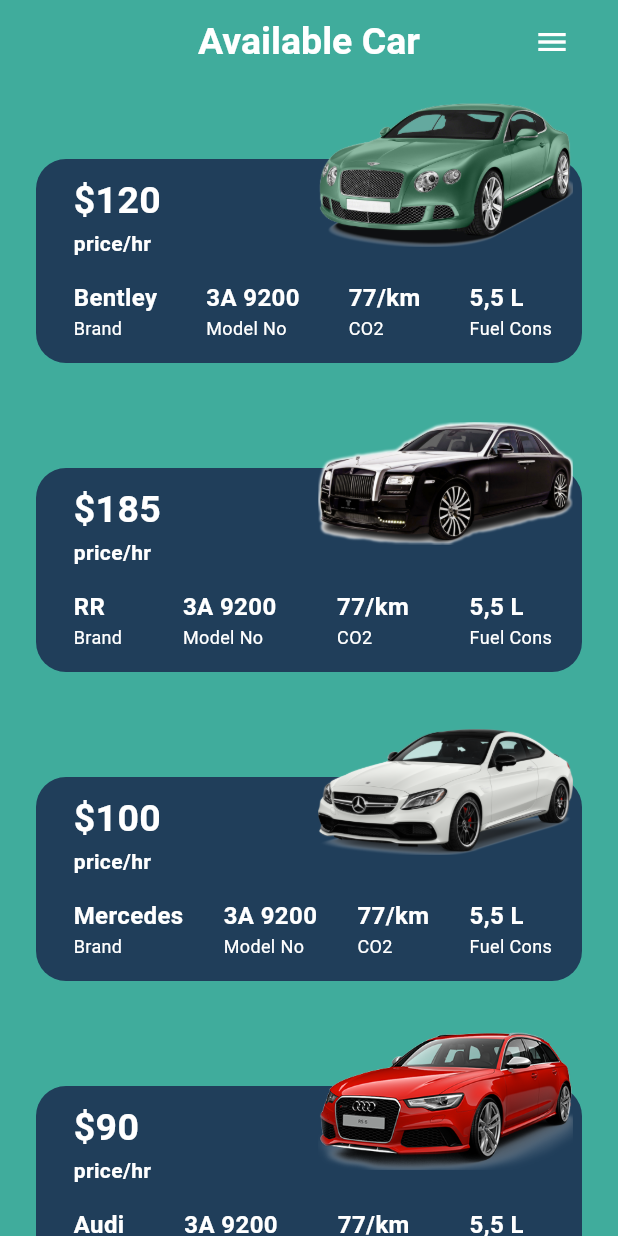
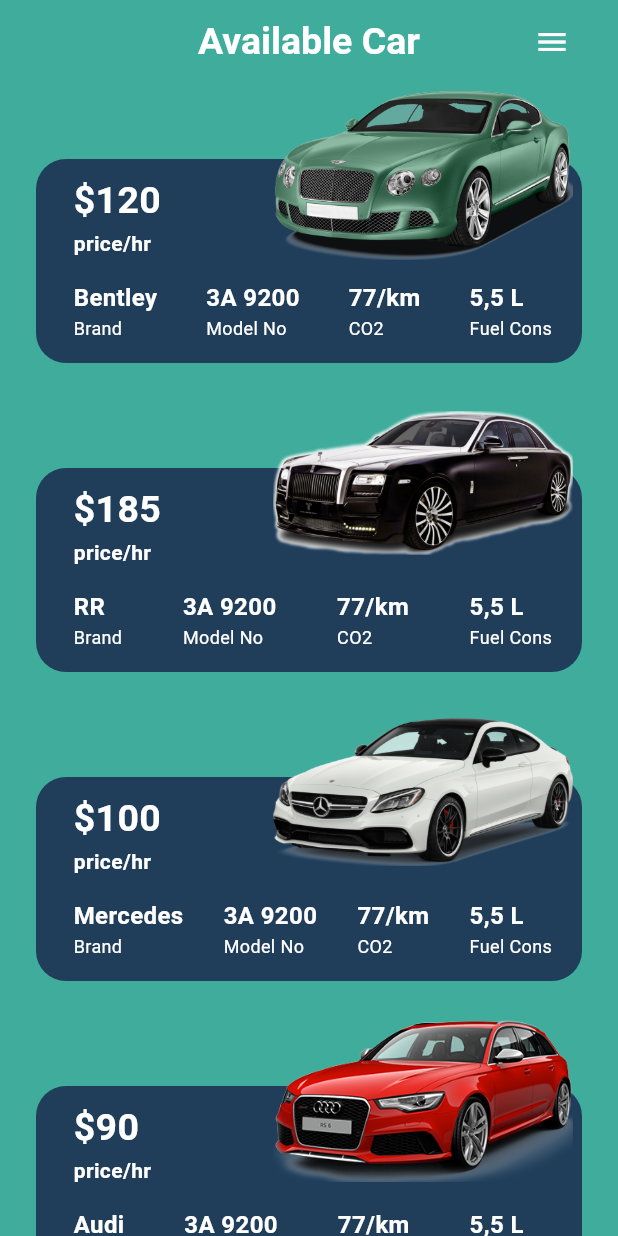
Before and after one commit to Yasitha-Bhanuka/car_app_UI, a Flutter app: the screen it shows after launch, on a phone screen of 412 x 824 dp. Run offline on Flutter 3.47's test engine with Material 3 defaults, Android fonts, the phone set to English and light mode, and no system bars.

Commit message:
Add CarDetailScreen and adjust image size in CarHomeScreen

```diff
--- a/lib/screens/Home/car_home_screen.dart
+++ b/lib/screens/Home/car_home_screen.dart
@@ -79,7 +79,7 @@ class CarHomeScreen extends StatelessWidget {
                   ),
                   Positioned(
                     right: 30,
-                    child: Image.asset(car.image, width: 170, height: 120),
+                    child: Image.asset(car.image, width: 200, height: 120),
                   ),
                 ],
               ),
```
Also changed, not shown: lib/screens/Home/detail/car_detail_screen.dart (added, +10 -0 lines).
